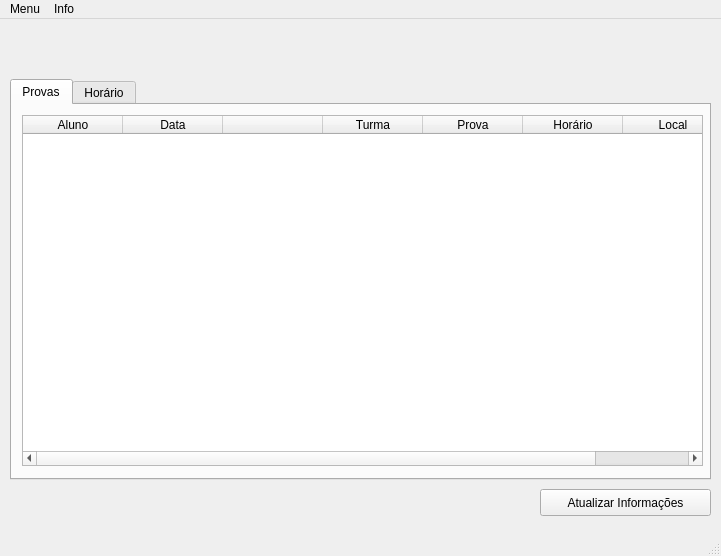
raphaelsander/Inapa, file ui/main.ui: the form before one commit.
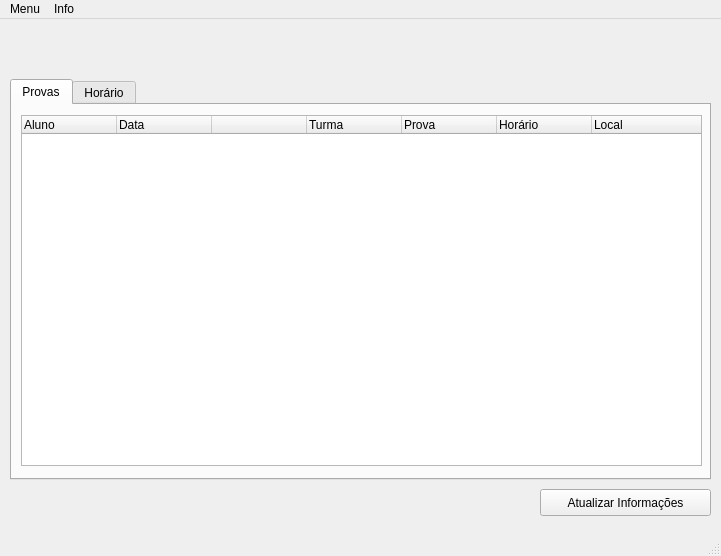
The form after the commit.

Commit message: * Algumas alterações na aparência e parâmetros.

```diff
--- a/ui/main.ui
+++ b/ui/main.ui
@@ -51,7 +51,7 @@
      <widget class="QTableWidget" name="tableWidget">
       <property name="geometry">
        <rect>
-        <x>10</x>
+        <x>9</x>
         <y>10</y>
         <width>681</width>
         <height>351</height>
@@ -61,7 +61,7 @@
        <bool>false</bool>
       </attribute>
       <attribute name="horizontalHeaderDefaultSectionSize">
-       <number>100</number>
+       <number>95</number>
       </attribute>
       <attribute name="horizontalHeaderHighlightSections">
        <bool>true</bool>
@@ -85,11 +85,17 @@
        <property name="text">
         <string>Aluno</string>
        </property>
+       <property name="textAlignment">
+        <set>AlignJustify|AlignVCenter</set>
+       </property>
       </column>
       <column>
        <property name="text">
         <string>Data</string>
        </property>
+       <property name="textAlignment">
+        <set>AlignJustify|AlignVCenter</set>
+       </property>
       </column>
       <column>
        <property name="text">
@@ -100,21 +106,33 @@
        <property name="text">
         <string>Turma</string>
        </property>
+       <property name="textAlignment">
+        <set>AlignJustify|AlignVCenter</set>
+       </property>
       </column>
       <column>
        <property name="text">
         <string>Prova</string>
        </property>
+       <property name="textAlignment">
+        <set>AlignJustify|AlignVCenter</set>
+       </property>
       </column>
       <column>
        <property name="text">
         <string>Horário</string>
        </property>
+       <property name="textAlignment">
+        <set>AlignJustify|AlignVCenter</set>
+       </property>
       </column>
       <column>
        <property name="text">
         <string>Local</string>
        </property>
+       <property name="textAlignment">
+        <set>AlignJustify|AlignVCenter</set>
+       </property>
       </column>
      </widget>
     </widget>
```
Left out of the diff: 2 changed lines with no effect on the pictures.
